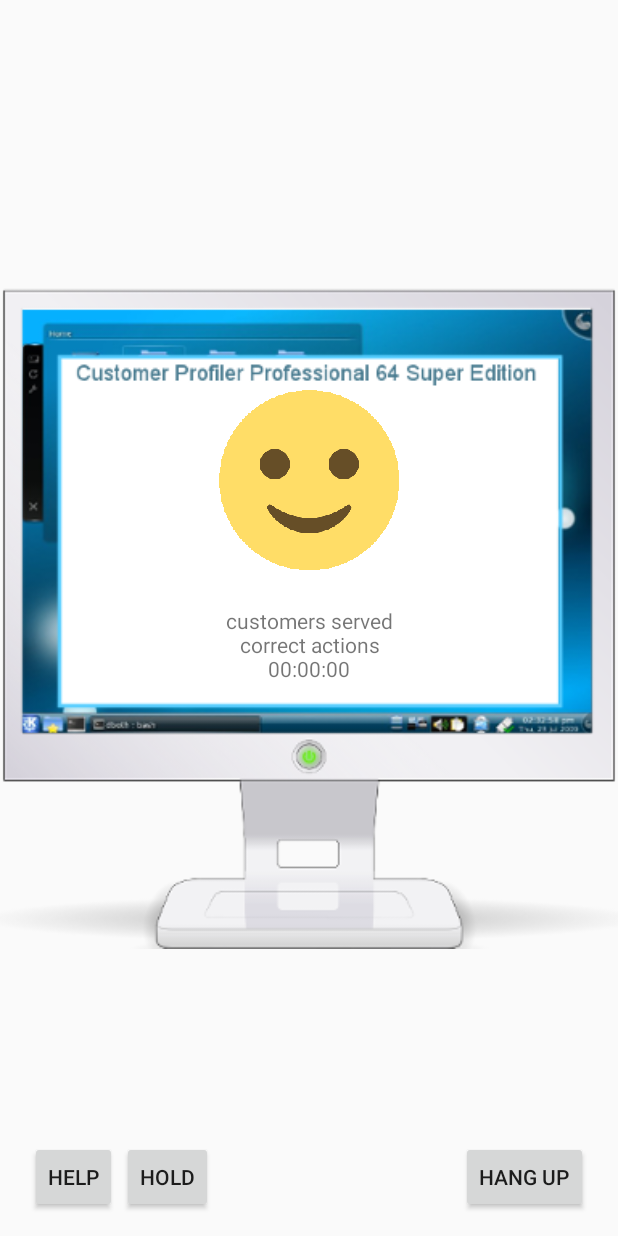
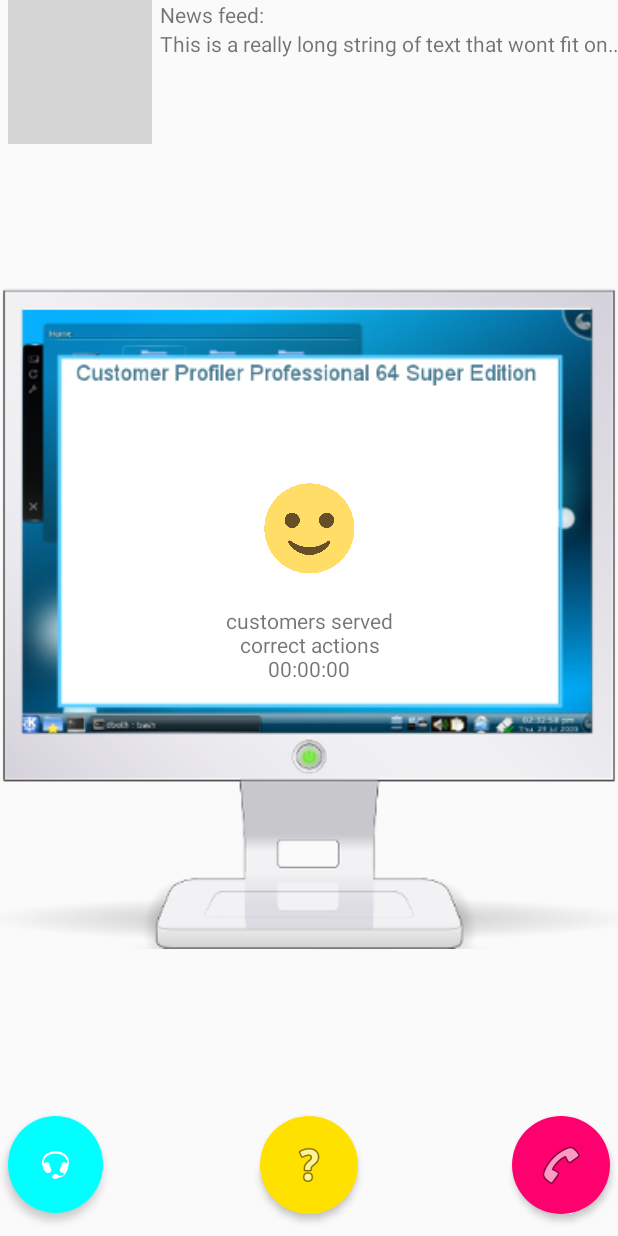
Before and after one commit to jshepdevelopment/CustomerServiceHelper, an Android app: the layout activity_main.xml on its own in the app's theme, with its tools: preview values and no code run, on a phone screen of 412 x 824 dp. Run offline under Robolectric (Android 15) with nearby library versions, the phone set to English and light mode, and no system bars; grey boxes are pictures that could not be loaded.

Commit message:
UI and timer updates.

```diff
--- a/app/src/main/AndroidManifest.xml
+++ b/app/src/main/AndroidManifest.xml
@@ -7,8 +7,10 @@
         android:icon="@mipmap/ic_launcher"
         android:label="@string/app_name"
         android:supportsRtl="true"
+        android:screenOrientation="portrait"
         android:theme="@style/AppTheme">
         <activity android:name=".MainActivity">
+
             <intent-filter>
                 <action android:name="android.intent.action.MAIN" />
 
--- a/app/src/main/java/com/jshepdevelopment/customerservicehelper/MainActivity.java
+++ b/app/src/main/java/com/jshepdevelopment/customerservicehelper/MainActivity.java
@@ -11,6 +11,7 @@ import android.view.View;
 import android.view.animation.Animation;
 import android.view.animation.AnimationUtils;
 import android.widget.Button;
+import android.widget.ImageButton;
 import android.widget.ImageView;
 import android.widget.TextView;
 
@@ -22,6 +23,8 @@ public class MainActivity extends AppCompatActivity {
 
     TextView timerTextView;
     long startTime = 0;
+    long newsStartTime = 0;
+
     public int customerCount = 0;
     public int hangupCount = 0;
     public int helpCount = 0;
@@ -47,6 +50,26 @@ public class MainActivity extends AppCompatActivity {
         }
     };
 
+    Handler newsTimerHandler = new Handler();
+    Runnable newsTimerRunnable = new Runnable() {
+
+        @Override
+        public void run() {
+            long millis = System.currentTimeMillis() - newsStartTime;
+            int seconds = (int) (millis / 1000);
+            int minutes = seconds / 60;
+            seconds = seconds % 60;
+
+            Log.d("JSLOG", "Newsfeed seconds: " + seconds);
+
+            // Update news item every 15 seconds
+            if(seconds % 15 == 0) {
+                nextNewsItem();
+            }
+            newsTimerHandler.postDelayed(this, 500);
+        }
+    };
+
     @Override
     protected void onCreate(Bundle savedInstanceState) {
         super.onCreate(savedInstanceState);
@@ -60,11 +83,32 @@ public class MainActivity extends AppCompatActivity {
         TextView textView = (TextView) findViewById(R.id.servedText);
         textView.setText(customerCount + " customers served.");
 
-        //Set up animation
-        //Animation customerMove = AnimationUtils.loadAnimation(this, R.anim.move_customer);
-        //Start the animation
-        //customerView.startAnimation(customerMove);
+        TextView newsfeedTextView=(TextView) findViewById(R.id.newsfeedmarquee);
+        newsfeedTextView.setSelected(true);
+
+        //Start the next customer animation
         nextCustomer();
+
+        newsStartTime = System.currentTimeMillis();
+        newsTimerHandler.postDelayed(newsTimerRunnable, 0);
+
+    }
+
+    public void nextNewsItem() {
+
+        Random rand = new Random();
+        int randomNum;
+
+        // Gets text from array
+        TypedArray newsFeedItems = getResources().obtainTypedArray(R.array.newsitems);
+        randomNum = rand.nextInt(newsFeedItems.length());
+
+        // Assign textview based on random value from array
+        TextView newsfeedTextView=(TextView) findViewById(R.id.newsfeedmarquee);
+        newsfeedTextView.setSelected(true);
+        newsfeedTextView.setText(newsFeedItems.getText(randomNum));
+
+        Log.d("JSLOG", "Newsfeed item updated.");
     }
 
     public void nextCustomer() {
@@ -76,9 +120,6 @@ public class MainActivity extends AppCompatActivity {
         // Setup  TypedArrays for good and bad images
         TypedArray goodImages = getResources().obtainTypedArray(R.array.good_images);
         TypedArray badImages = getResources().obtainTypedArray(R.array.bad_images);
-
-        Log.d("JSLOG", goodImages.length() + " good images.");
-        Log.d("JSLOG", badImages.length() + " bad images.");
 
         Customer nextCustomer = new Customer();
         TextView servedText = (TextView) findViewById(R.id.servedText);
@@ -120,6 +161,11 @@ public class MainActivity extends AppCompatActivity {
 
     public void helpButton(View view) {
 
+        Animation fadeButton = AnimationUtils.loadAnimation(this, R.anim.fadein);
+        ImageButton helpButton = (ImageButton) this.findViewById(R.id.helpButton);
+
+        helpButton.startAnimation(fadeButton);
+
         // Update correct count
         if(mustHelp) {
             correctCount += 1;
@@ -132,11 +178,18 @@ public class MainActivity extends AppCompatActivity {
     }
 
     public void holdButton(View view) {
+        Animation fadeButton = AnimationUtils.loadAnimation(this, R.anim.fadein);
+        ImageButton holdButton = (ImageButton) this.findViewById(R.id.holdButton);
 
+        holdButton.startAnimation(fadeButton);
         nextCustomer();
     }
 
     public void hangupButton(View view) {
+        Animation fadeButton = AnimationUtils.loadAnimation(this, R.anim.fadein);
+        ImageButton hangupButton = (ImageButton) this.findViewById(R.id.hangupButton);
+
+        hangupButton.startAnimation(fadeButton);
 
         // Update correct count
         if(mustHelp) {
@@ -154,4 +207,10 @@ public class MainActivity extends AppCompatActivity {
         super.onPause();
         timerHandler.removeCallbacks(timerRunnable);
     }
+
+    @Override
+    public void onResume() {
+        super.onResume();
+        nextCustomer();
+    }
 }
--- /dev/null
+++ b/app/src/main/res/drawable-hdpi/hangupbuttonround.xml
@@ -0,0 +1,14 @@
+<?xml version="1.0" encoding="utf-8"?>
+<layer-list xmlns:android="http://schemas.android.com/apk/res/android">
+    <item>
+        <shape android:shape="oval">
+            <solid android:color="#ff006f"/>
+        </shape>
+    </item>
+    <item
+        android:drawable="@android:drawable/ic_menu_call"
+        android:bottom="17dp"
+        android:left="17dp"
+        android:right="17dp"
+        android:top="17dp"/>
+</layer-list>
--- /dev/null
+++ b/app/src/main/res/drawable-hdpi/helpbuttonround.xml
@@ -0,0 +1,14 @@
+<?xml version="1.0" encoding="utf-8"?>
+<layer-list xmlns:android="http://schemas.android.com/apk/res/android">
+    <item>
+        <shape android:shape="oval">
+            <solid android:color="#00FFFF"/>
+        </shape>
+    </item>
+    <item
+        android:drawable="@android:drawable/stat_sys_headset"
+        android:bottom="23dp"
+        android:left="23dp"
+        android:right="23dp"
+        android:top="23dp"/>
+</layer-list>
--- /dev/null
+++ b/app/src/main/res/drawable-hdpi/holdbuttonround.xml
@@ -0,0 +1,14 @@
+<?xml version="1.0" encoding="utf-8"?>
+<layer-list xmlns:android="http://schemas.android.com/apk/res/android">
+    <item>
+        <shape android:shape="oval">
+            <solid android:color="#ffe100"/>
+        </shape>
+    </item>
+    <item
+        android:drawable="@android:drawable/ic_menu_help"
+        android:bottom="17dp"
+        android:left="17dp"
+        android:right="17dp"
+        android:top="17dp"/>
+</layer-list>
--- /dev/null
+++ b/app/src/main/res/drawable-xxxhdpi/hangupbuttonround.xml
@@ -0,0 +1,14 @@
+<?xml version="1.0" encoding="utf-8"?>
+<layer-list xmlns:android="http://schemas.android.com/apk/res/android">
+    <item>
+        <shape android:shape="oval">
+            <solid android:color="#ff006f"/>
+        </shape>
+    </item>
+    <item
+        android:drawable="@android:drawable/ic_menu_call"
+        android:bottom="20dp"
+        android:left="20dp"
+        android:right="20dp"
+        android:top="20dp"/>
+</layer-list>
--- /dev/null
+++ b/app/src/main/res/drawable-xxxhdpi/helpbuttonround.xml
@@ -0,0 +1,14 @@
+<?xml version="1.0" encoding="utf-8"?>
+<layer-list xmlns:android="http://schemas.android.com/apk/res/android">
+    <item>
+        <shape android:shape="oval">
+            <solid android:color="#00FFFF"/>
+        </shape>
+    </item>
+    <item
+        android:drawable="@android:drawable/stat_sys_headset"
+        android:bottom="27dp"
+        android:left="27dp"
+        android:right="27dp"
+        android:top="27dp"/>
+</layer-list>
--- /dev/null
+++ b/app/src/main/res/drawable-xxxhdpi/holdbuttonround.xml
@@ -0,0 +1,14 @@
+<?xml version="1.0" encoding="utf-8"?>
+<layer-list xmlns:android="http://schemas.android.com/apk/res/android">
+    <item>
+        <shape android:shape="oval">
+            <solid android:color="#ffe100"/>
+        </shape>
+    </item>
+    <item
+        android:drawable="@android:drawable/ic_menu_help"
+        android:bottom="20dp"
+        android:left="20dp"
+        android:right="20dp"
+        android:top="20dp"/>
+</layer-list>
--- a/app/src/main/res/layout/activity_main.xml
+++ b/app/src/main/res/layout/activity_main.xml
@@ -62,38 +62,70 @@
         android:contentDescription="@string/monitor"
         android:src="@drawable/monitor" />
 
-    <Button
-        style="?android:attr/buttonStyleSmall"
+    <ImageView
+        android:id="@+id/phone"
         android:layout_width="wrap_content"
         android:layout_height="wrap_content"
-        android:text="@string/help"
-        android:id="@+id/buttonHelp"
-        android:onClick="helpButton"
-        android:layout_marginBottom="15dp"
-        android:layout_marginLeft="20dp"
-        android:layout_alignParentBottom="true" />
+        android:contentDescription="@string/phone"
+        android:src="@drawable/phone"
+        android:layout_alignParentTop="true"
+        android:layout_alignParentLeft="true"
+        android:layout_marginLeft="5dp" />
 
-    <Button
-        style="?android:attr/buttonStyleSmall"
+    <ImageButton
         android:layout_width="wrap_content"
         android:layout_height="wrap_content"
-        android:text="@string/hold"
-        android:id="@+id/buttonHold"
-        android:onClick="holdButton"
-        android:layout_alignTop="@+id/buttonHelp"
-        android:layout_toLeftOf="@+id/customer"
-        android:layout_toStartOf="@+id/customer" />
+        android:background="@drawable/helpbuttonround"
+        android:id="@+id/helpButton"
+        android:onClick="helpButton"
+        android:elevation="3dp"
+        android:layout_alignParentBottom="true"
+        android:layout_alignParentLeft="true"
+        android:layout_marginLeft="5dp"
+        android:layout_marginBottom="15dp" />
 
-    <Button
-        style="?android:attr/buttonStyleSmall"
+    <ImageButton
         android:layout_width="wrap_content"
         android:layout_height="wrap_content"
-        android:text="@string/hangup"
-        android:id="@+id/buttonHang"
+        android:background="@drawable/holdbuttonround"
+        android:id="@+id/holdButton"
+        android:onClick="holdButton"
+        android:elevation="3dp"
+        android:layout_alignTop="@+id/helpButton"
+        android:layout_centerHorizontal="true" />
+
+    <ImageButton
+        android:layout_width="wrap_content"
+        android:layout_height="wrap_content"
+        android:background="@drawable/hangupbuttonround"
+        android:id="@+id/hangupButton"
         android:onClick="hangupButton"
-        android:layout_marginBottom="15dp"
-        android:layout_marginRight="20dp"
+        android:elevation="3dp"
+        android:layout_alignTop="@+id/holdButton"
         android:layout_alignParentRight="true"
-        android:layout_alignParentBottom="true"/>
+        android:layout_alignParentEnd="true"
+        android:layout_marginRight="5dp"/>
+
+    <TextView
+        android:layout_width="wrap_content"
+        android:layout_height="wrap_content"
+        android:textAppearance="?android:attr/textAppearanceSmall"
+        android:text="@string/newsfeed"
+        android:id="@+id/newsfeed"
+        android:layout_alignTop="@+id/phone"
+        android:layout_toRightOf="@+id/phone"
+        android:layout_toEndOf="@+id/phone"
+        android:layout_marginLeft="5dp"/>
+    <TextView
+        android:layout_width="wrap_content"
+        android:layout_height="wrap_content"
+        android:textAppearance="?android:attr/textAppearanceSmall"
+        android:singleLine="true"
+        android:ellipsize="marquee"
+        android:text="This is a really long string of text that wont fit on a screen, because that's just the way it is."
+        android:id="@+id/newsfeedmarquee"
+        android:layout_below="@id/newsfeed"
+        android:layout_toRightOf="@id/phone"
+        android:layout_marginLeft="5dp"/>
 
 </RelativeLayout>
--- a/app/src/main/res/values/arrays.xml
+++ b/app/src/main/res/values/arrays.xml
@@ -17,4 +17,16 @@
 
     </integer-array>
 
+    <string-array name="newsitems">
+        <item>Customer service representative finds peace in Android game</item>
+        <item>Giant corporation hires more minions to take customer care calls</item>
+        <item>Worthless employees earn company billions in revenue</item>
+        <item>Finding work for the homeless, MegaBIG hires new customer service reps</item>
+        <item>Understaffed and undercompensated employees, Bish Wireless finds they dont care</item>
+        <item>Call center fire reported by no-one, because DynaCorpBig Inc. forgot about them.</item>
+        <item>EARN MORE $$$ WORK AS CUSTOMER SERVICE MINION</item>
+        <item>WANT $$$? BISH is HIRING for CUSTOMER SERVICE at COMPETITIVE fast food MANAGER wages!</item>
+        <item>Your AD here. Your AD here. Give $$$ for your AD here.</item>
+    </string-array>
+
 </resources>
--- a/app/src/main/res/values/strings.xml
+++ b/app/src/main/res/values/strings.xml
@@ -10,5 +10,7 @@
     <string name="correct">correct actions</string>
     <string name="phone">phone</string>
     <string name="timer">00:00:00</string>
+    <string name="newsfeed">News feed:</string>
+
 
 </resources>
```
Also changed, not shown: app/src/main/res/anim/fadein.xml (added, +8 -0 lines), app/src/main/res/drawable-hdpi/bad01.png, app/src/main/res/drawable-hdpi/bad02.png, app/src/main/res/drawable-hdpi/bad03.png, app/src/main/res/drawable-hdpi/good01.png, app/src/main/res/drawable-hdpi/good02.png.
